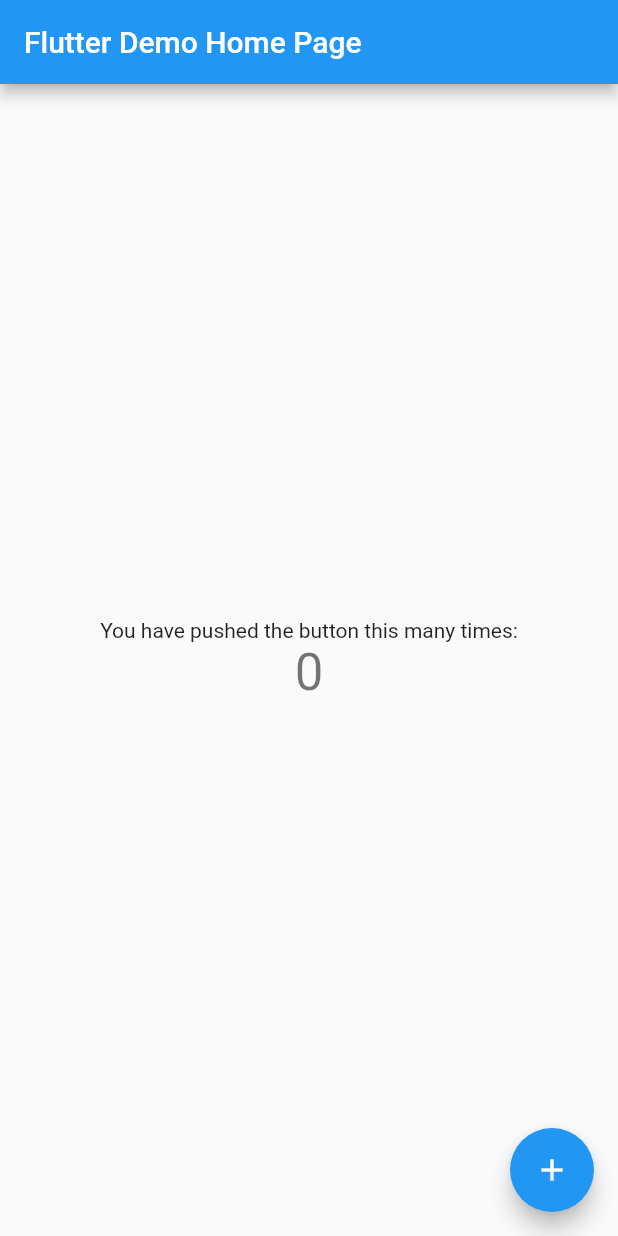
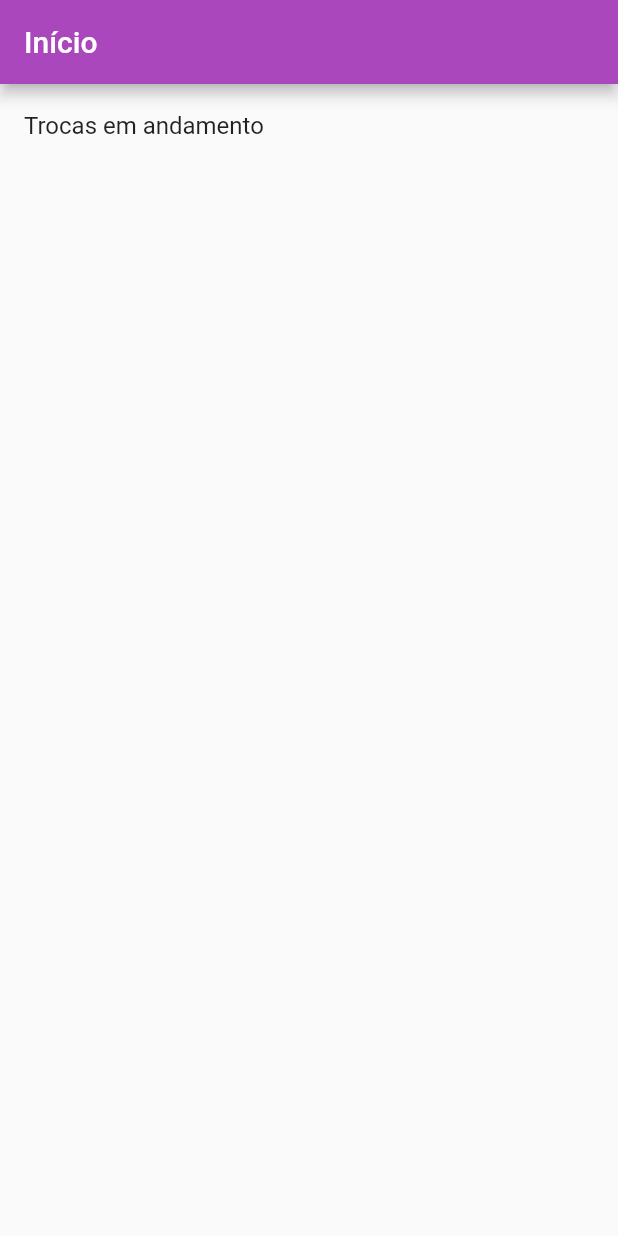
Before and after one commit to AIC3BancodoTempo/banco_tempo_app, a Flutter app: the screen it shows after launch, on a phone screen of 412 x 824 dp. Run offline on Flutter 3.47's test engine with Material 2 defaults, Android fonts, the phone set to English and light mode, and no system bars; our stand-ins replace bloc.

Commit message:
feat: link para ver a tela

```diff
--- a/lib/main.dart
+++ b/lib/main.dart
@@ -1,3 +1,4 @@
+import 'package:banco_do_tempo_app/screens/TrocasAndamento.dart';
 import 'package:flutter/material.dart';
 
 void main() {
@@ -11,107 +12,40 @@
     return MaterialApp(
       title: 'Flutter Demo',
       theme: ThemeData(
-        // This is the theme of your application.
-        //
-        // Try running your application with "flutter run". You'll see the
-        // application has a blue toolbar. Then, without quitting the app, try
-        // changing the primarySwatch below to Colors.green and then invoke
-        // "hot reload" (press "r" in the console where you ran "flutter run",
-        // or simply save your changes to "hot reload" in a Flutter IDE).
-        // Notice that the counter didn't reset back to zero; the application
-        // is not restarted.
+        primaryColor: Colors.purple[400],
         primarySwatch: Colors.blue,
-        // This makes the visual density adapt to the platform that you run
-        // the app on. For desktop platforms, the controls will be smaller and
-        // closer together (more dense) than on mobile platforms.
         visualDensity: VisualDensity.adaptivePlatformDensity,
       ),
-      home: MyHomePage(title: 'Flutter Demo Home Page'),
+      routes: {
+        '/': (context) => MyHomePage(),
+        '/trocas_andamento': (context) => TrocasAndamento(),
+      },
+      initialRoute: '/',
     );
   }
 }
 
-class MyHomePage extends StatefulWidget {
-  MyHomePage({Key key, this.title}) : super(key: key);
-
-  // This widget is the home page of your application. It is stateful, meaning
-  // that it has a State object (defined below) that contains fields that affect
-  // how it looks.
-
-  // This class is the configuration for the state. It holds the values (in this
-  // case the title) provided by the parent (in this case the App widget) and
-  // used by the build method of the State. Fields in a Widget subclass are
-  // always marked "final".
-
-  final String title;
-
-  @override
-  _MyHomePageState createState() => _MyHomePageState();
-}
-
-class _MyHomePageState extends State<MyHomePage> {
-  int _counter = 0;
-
-  void _incrementCounter() {
-    setState(() {
-      // This call to setState tells the Flutter framework that something has
-      // changed in this State, which causes it to rerun the build method below
-      // so that the display can reflect the updated values. If we changed
-      // _counter without calling setState(), then the build method would not be
-      // called again, and so nothing would appear to happen.
-      _counter++;
-    });
-  }
-
+class MyHomePage extends StatelessWidget {
   @override
   Widget build(BuildContext context) {
-    // This method is rerun every time setState is called, for instance as done
-    // by the _incrementCounter method above.
-    //
-    // The Flutter framework has been optimized to make rerunning build methods
-    // fast, so that you can just rebuild anything that needs updating rather
-    // than having to individually change instances of widgets.
+    List<Map<String, String>> routes = [
+      {'Trocas em andamento': '/trocas_andamento'},
+    ];
     return Scaffold(
       appBar: AppBar(
-        // Here we take the value from the MyHomePage object that was created by
-        // the App.build method, and use it to set our appbar title.
-        title: Text(widget.title),
+        title: Text("Início"),
       ),
-      body: Center(
-        // Center is a layout widget. It takes a single child and positions it
-        // in the middle of the parent.
-        child: Column(
-          // Column is also a layout widget. It takes a list of children and
-          // arranges them vertically. By default, it sizes itself to fit its
-          // children horizontally, and tries to be as tall as its parent.
-          //
-          // Invoke "debug painting" (press "p" in the console, choose the
-          // "Toggle Debug Paint" action from the Flutter Inspector in Android
-          // Studio, or the "Toggle Debug Paint" command in Visual Studio Code)
-          // to see the wireframe for each widget.
-          //
-          // Column has various properties to control how it sizes itself and
-          // how it positions its children. Here we use mainAxisAlignment to
-          // center the children vertically; the main axis here is the vertical
-          // axis because Columns are vertical (the cross axis would be
-          // horizontal).
-          mainAxisAlignment: MainAxisAlignment.center,
-          children: <Widget>[
-            Text(
-              'You have pushed the button this many times:',
-            ),
-            Text(
-              '$_counter',
-              style: Theme.of(context).textTheme.headline4,
-            ),
-          ],
-        ),
+      body: ListView.builder(
+        itemCount: routes.length,
+        itemBuilder: (BuildContext context, int index) {
+          return ListTile(
+            onTap: () {
+              Navigator.pushNamed(context, routes[index].values.first);
+            },
+            title: Text(routes[index].keys.first),
+          );
+        },
       ),
-      floatingActionButton: FloatingActionButton(
-        onPressed: _incrementCounter,
-        tooltip: 'Increment',
-        child: Icon(Icons.add),
-      ), // This trailing comma makes auto-formatting nicer for build methods.
     );
   }
 }
```
